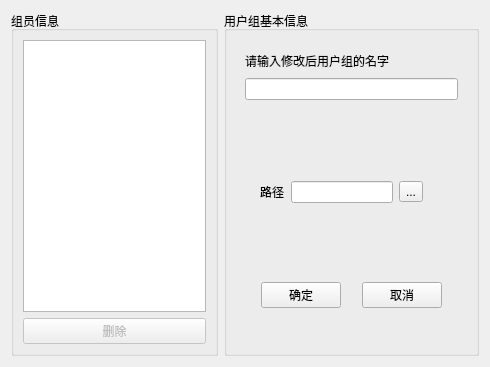
The window that editgroupdialog.ui (z1908144712/QtFtpServer) describes before a commit, drawn with Qt 5.
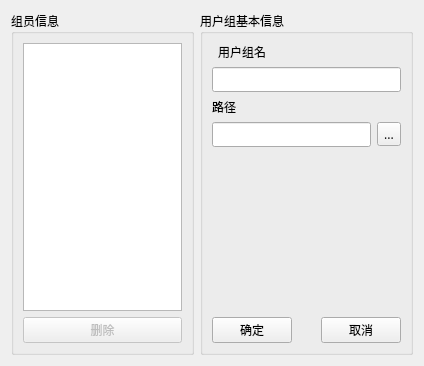
The same window after the commit.

Commit message: 优化界面和功能

```diff
--- a/editgroupdialog.ui
+++ b/editgroupdialog.ui
@@ -6,14 +6,31 @@
    <rect>
     <x>0</x>
     <y>0</y>
-    <width>490</width>
-    <height>367</height>
+    <width>424</width>
+    <height>366</height>
    </rect>
   </property>
+  <property name="minimumSize">
+   <size>
+    <width>424</width>
+    <height>366</height>
+   </size>
+  </property>
+  <property name="maximumSize">
+   <size>
+    <width>424</width>
+    <height>366</height>
+   </size>
+  </property>
+  <property name="font">
+   <font>
+    <family>微软雅黑</family>
+   </font>
+  </property>
   <property name="windowTitle">
    <string>编辑用户组</string>
   </property>
-  <layout class="QHBoxLayout" name="horizontalLayout_2">
+  <layout class="QHBoxLayout" name="horizontalLayout">
    <item>
     <widget class="QGroupBox" name="useringroup">
      <property name="title">
@@ -43,60 +60,62 @@
      </property>
      <layout class="QVBoxLayout" name="verticalLayout_2">
       <item>
-       <widget class="QWidget" name="widget" native="true">
         <layout class="QVBoxLayout" name="verticalLayout_3">
          <item>
-          <widget class="QLabel" name="label_2">
+         <widget class="QLabel" name="label">
+          <property name="minimumSize">
+           <size>
+            <width>60</width>
+            <height>0</height>
+           </size>
+          </property>
+          <property name="maximumSize">
+           <size>
+            <width>60</width>
+            <height>16777215</height>
+           </size>
+          </property>
            <property name="text">
-            <string>请输入修改后用户组的名字</string>
+           <string>用户组名</string>
+          </property>
+          <property name="alignment">
+           <set>Qt::AlignCenter</set>
            </property>
           </widget>
          </item>
          <item>
           <widget class="QLineEdit" name="groupname"/>
          </item>
-         <item>
-          <widget class="QLabel" name="inform">
-           <property name="text">
-            <string/>
-           </property>
-          </widget>
-         </item>
-        </layout>
-       </widget>
+       </layout>
       </item>
       <item>
-       <widget class="QWidget" name="widget_2" native="true">
-        <layout class="QHBoxLayout" name="horizontalLayout_3">
+       <layout class="QVBoxLayout" name="verticalLayout_4">
          <item>
-          <spacer name="horizontalSpacer">
-           <property name="orientation">
-            <enum>Qt::Horizontal</enum>
-           </property>
-           <property name="sizeHint" stdset="0">
+         <widget class="QLabel" name="label_2">
+          <property name="minimumSize">
+           <size>
+            <width>60</width>
+            <height>0</height>
+           </size>
+          </property>
+          <property name="maximumSize">
             <size>
-             <width>20</width>
-             <height>20</height>
-            </size>
-           </property>
-          </spacer>
-         </item>
-         <item>
-          <widget class="QLabel" name="label_3">
+            <width>60</width>
+            <height>16777215</height>
+           </size>
+          </property>
            <property name="text">
             <string>路径</string>
            </property>
-          </widget>
-         </item>
-         <item>
-          <widget class="QLineEdit" name="path">
-           <property name="baseSize">
-            <size>
-             <width>60</width>
-             <height>0</height>
-            </size>
-           </property>
-          </widget>
+          <property name="alignment">
+           <set>Qt::AlignLeading|Qt::AlignLeft|Qt::AlignVCenter</set>
+          </property>
+         </widget>
+        </item>
+        <item>
+         <layout class="QHBoxLayout" name="horizontalLayout_2">
+          <item>
+           <widget class="QLineEdit" name="path"/>
          </item>
          <item>
           <widget class="QToolButton" name="findpath">
@@ -105,38 +124,25 @@
            </property>
           </widget>
          </item>
-         <item>
-          <spacer name="horizontalSpacer_2">
-           <property name="orientation">
-            <enum>Qt::Horizontal</enum>
-           </property>
-           <property name="sizeHint" stdset="0">
-            <size>
-             <width>40</width>
-             <height>20</height>
-            </size>
-           </property>
-          </spacer>
-         </item>
-        </layout>
-       </widget>
+         </layout>
+        </item>
+       </layout>
       </item>
       <item>
-       <widget class="QWidget" name="widget_3" native="true">
-        <layout class="QHBoxLayout" name="horizontalLayout_4">
-         <item>
-          <spacer name="horizontalSpacer_5">
+       <spacer name="verticalSpacer_3">
            <property name="orientation">
-            <enum>Qt::Horizontal</enum>
+         <enum>Qt::Vertical</enum>
            </property>
            <property name="sizeHint" stdset="0">
             <size>
-             <width>40</width>
-             <height>20</height>
+          <width>20</width>
+          <height>40</height>
             </size>
            </property>
           </spacer>
          </item>
+      <item>
+       <layout class="QHBoxLayout" name="horizontalLayout_5">
          <item>
           <widget class="QPushButton" name="confirm">
            <property name="text">
@@ -145,7 +151,33 @@
           </widget>
          </item>
          <item>
-          <spacer name="horizontalSpacer_7">
+         <spacer name="horizontalSpacer_3">
+          <property name="orientation">
+           <enum>Qt::Horizontal</enum>
+          </property>
+          <property name="sizeHint" stdset="0">
+           <size>
+            <width>40</width>
+            <height>20</height>
+           </size>
+          </property>
+         </spacer>
+        </item>
+        <item>
+         <spacer name="horizontalSpacer_2">
+          <property name="orientation">
+           <enum>Qt::Horizontal</enum>
+          </property>
+          <property name="sizeHint" stdset="0">
+           <size>
+            <width>40</width>
+            <height>20</height>
+           </size>
+          </property>
+         </spacer>
+        </item>
+        <item>
+         <spacer name="horizontalSpacer">
            <property name="orientation">
             <enum>Qt::Horizontal</enum>
            </property>
@@ -164,21 +196,7 @@
            </property>
           </widget>
          </item>
-         <item>
-          <spacer name="horizontalSpacer_6">
-           <property name="orientation">
-            <enum>Qt::Horizontal</enum>
-           </property>
-           <property name="sizeHint" stdset="0">
-            <size>
-             <width>40</width>
-             <height>20</height>
-            </size>
-           </property>
-          </spacer>
-         </item>
-        </layout>
-       </widget>
+       </layout>
       </item>
      </layout>
     </widget>
```
Lines whose indentation alone changed are shown as unchanged. The commit also changes 4 other files.
